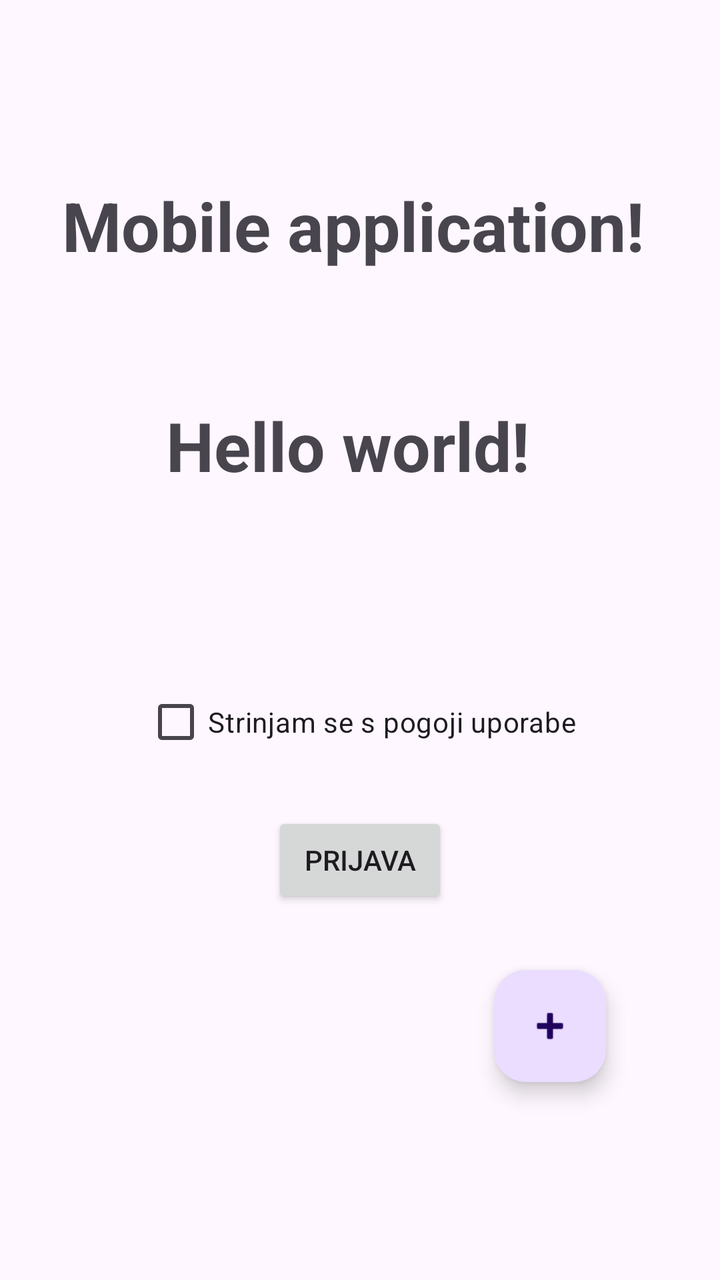
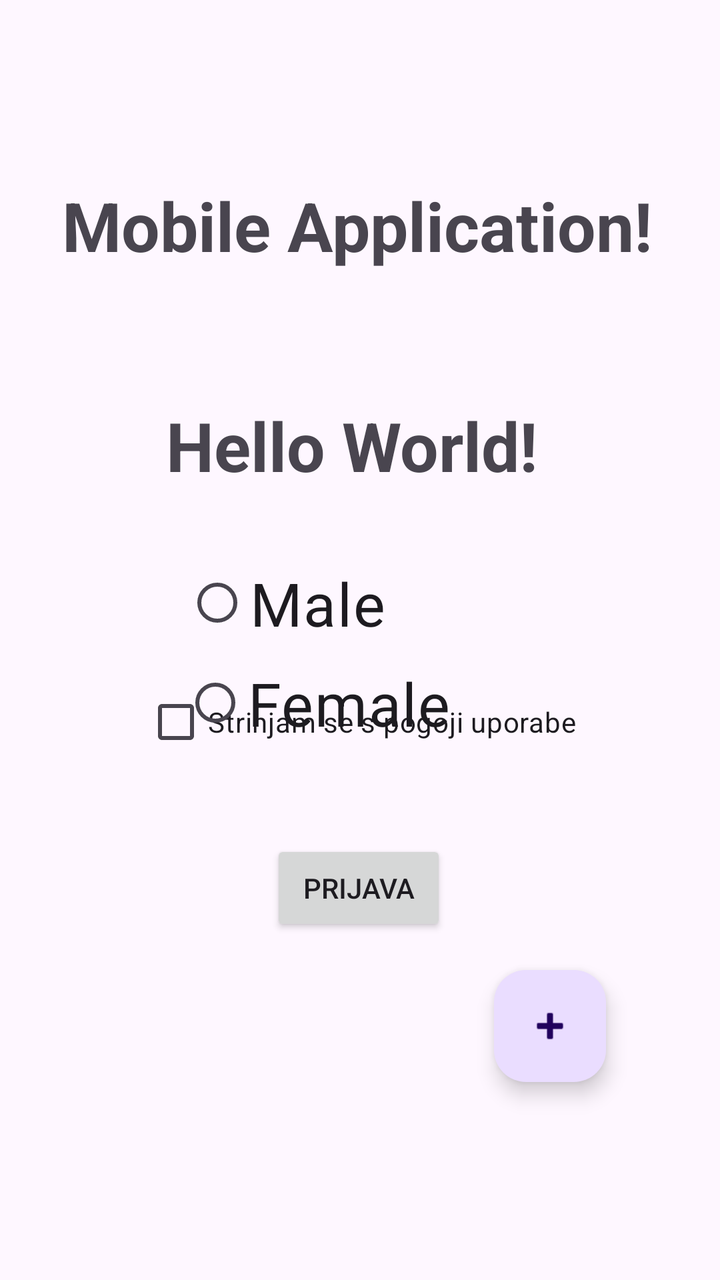

Compare the two renders of this Android layout. The source of the first and the diff that turns it into the second are given below.
<!-- AndroidManifest.xml: application theme Theme.MyApplication -->
<!-- res/layout/activity_main.xml -->
<?xml version="1.0" encoding="utf-8"?>
<androidx.constraintlayout.widget.ConstraintLayout xmlns:android="http://schemas.android.com/apk/res/android"
    xmlns:app="http://schemas.android.com/apk/res-auto"
    xmlns:tools="http://schemas.android.com/tools"
    android:id="@+id/main"
    android:layout_width="match_parent"
    android:layout_height="match_parent"
    tools:context=".MainActivity">

    <TextView
        android:id="@+id/textView3"
        android:layout_width="194dp"
        android:layout_height="43dp"
        android:layout_marginTop="200dp"
        android:text="Hello world!"
        android:textSize="34sp"
        android:textStyle="bold"
        app:layout_constraintEnd_toEndOf="parent"
        app:layout_constraintHorizontal_bias="0.5"
        app:layout_constraintStart_toStartOf="parent"
        app:layout_constraintTop_toTopOf="parent" />

    <TextView
        android:id="@+id/textView"
        android:layout_width="298dp"
        android:layout_height="51dp"
        android:layout_marginTop="90dp"
        android:text="Mobile application!"
        android:textSize="34sp"
        android:textStyle="bold"
        app:layout_constraintEnd_toEndOf="parent"
        app:layout_constraintHorizontal_bias="0.5"
        app:layout_constraintStart_toStartOf="parent"
        app:layout_constraintTop_toTopOf="parent" />

    <Button
        android:id="@+id/button"
        android:layout_width="wrap_content"
        android:layout_height="wrap_content"
        android:layout_marginBottom="186dp"
        android:text="Prijava"
        app:layout_constraintBottom_toBottomOf="parent"
        app:layout_constraintEnd_toEndOf="parent"
        app:layout_constraintHorizontal_bias="0.5"
        app:layout_constraintStart_toStartOf="parent" />

    <CheckBox
        android:id="@+id/checkBox"
        android:layout_width="wrap_content"
        android:layout_height="wrap_content"
        android:layout_marginBottom="255dp"
        android:text="Strinjam se s pogoji uporabe"
        app:layout_constraintBottom_toBottomOf="parent"
        app:layout_constraintEnd_toEndOf="parent"
        app:layout_constraintHorizontal_bias="0.5"
        app:layout_constraintStart_toStartOf="parent" />

    <com.google.android.material.floatingactionbutton.FloatingActionButton
        android:id="@+id/floatingActionButton2"
        android:layout_width="wrap_content"
        android:layout_height="wrap_content"
        android:layout_marginEnd="57dp"
        android:layout_marginBottom="99dp"
        android:clickable="true"
        app:layout_constraintBottom_toBottomOf="parent"
        app:layout_constraintEnd_toEndOf="parent"
        app:srcCompat="@android:drawable/ic_input_add" />

</androidx.constraintlayout.widget.ConstraintLayout>
<!-- resources referenced by this layout -->
<resources>
  <style name="Theme.MyApplication" parent="Base.Theme.MyApplication" />
  <style name="Base.Theme.MyApplication" parent="Theme.Material3.DayNight.NoActionBar">
          
          
      </style>
</resources>

<!-- the commit's change to res/layout/activity_main.xml (unified diff, before → after) -->
@@ -12,7 +12,7 @@
         android:layout_width="194dp"
         android:layout_height="43dp"
         android:layout_marginTop="200dp"
-        android:text="Hello world!"
+        android:text="@string/podnaslov"
         android:textSize="34sp"
         android:textStyle="bold"
         app:layout_constraintEnd_toEndOf="parent"
@@ -25,7 +25,7 @@
         android:layout_width="298dp"
         android:layout_height="51dp"
         android:layout_marginTop="90dp"
-        android:text="Mobile application!"
+        android:text="@string/naslov"
         android:textSize="34sp"
         android:textStyle="bold"
         app:layout_constraintEnd_toEndOf="parent"
@@ -37,11 +37,11 @@
         android:id="@+id/button"
         android:layout_width="wrap_content"
         android:layout_height="wrap_content"
-        android:layout_marginBottom="186dp"
-        android:text="Prijava"
+        android:layout_marginBottom="172dp"
+        android:text="@string/buttontxt"
         app:layout_constraintBottom_toBottomOf="parent"
         app:layout_constraintEnd_toEndOf="parent"
-        app:layout_constraintHorizontal_bias="0.5"
+        app:layout_constraintHorizontal_bias="0.498"
         app:layout_constraintStart_toStartOf="parent" />
 
     <CheckBox
@@ -49,7 +49,7 @@
         android:layout_width="wrap_content"
         android:layout_height="wrap_content"
         android:layout_marginBottom="255dp"
-        android:text="Strinjam se s pogoji uporabe"
+        android:text="@string/checkboxtxt"
         app:layout_constraintBottom_toBottomOf="parent"
         app:layout_constraintEnd_toEndOf="parent"
         app:layout_constraintHorizontal_bias="0.5"
@@ -66,4 +66,34 @@
         app:layout_constraintEnd_toEndOf="parent"
         app:srcCompat="@android:drawable/ic_input_add" />
 
+    <RadioGroup
+        android:layout_width="wrap_content"
+        android:layout_height="wrap_content"
+        tools:layout_editor_absoluteX="95dp"
+        tools:layout_editor_absoluteY="311dp" />
+
+    <RadioButton
+        android:id="@+id/radioButton"
+        android:layout_width="175dp"
+        android:layout_height="41dp"
+        android:layout_marginTop="281dp"
+        android:text="Male"
+        android:textSize="30sp"
+        app:layout_constraintEnd_toEndOf="parent"
+        app:layout_constraintHorizontal_bias="0.5"
+        app:layout_constraintStart_toStartOf="parent"
+        app:layout_constraintTop_toTopOf="parent" />
+
+    <RadioButton
+        android:id="@+id/radioButton2"
+        android:layout_width="177dp"
+        android:layout_height="45dp"
+        android:layout_marginTop="329dp"
+        android:text="Female"
+        android:textSize="30sp"
+        app:layout_constraintEnd_toEndOf="parent"
+        app:layout_constraintHorizontal_bias="0.5"
+        app:layout_constraintStart_toStartOf="parent"
+        app:layout_constraintTop_toTopOf="parent" />
+
 </androidx.constraintlayout.widget.ConstraintLayout>
<!-- resource entries referenced after the edit -->
@@ -1,5 +1,9 @@
 <!-- resources referenced by this layout -->
 <resources>
+  <string name="buttontxt">Prijava</string>
+  <string name="checkboxtxt">Strinjam se s pogoji uporabe</string>
+  <string name="naslov">Mobile Application!</string>
+  <string name="podnaslov">Hello World!</string>
   <style name="Theme.MyApplication" parent="Base.Theme.MyApplication" />
   <style name="Base.Theme.MyApplication" parent="Theme.Material3.DayNight.NoActionBar">
           
